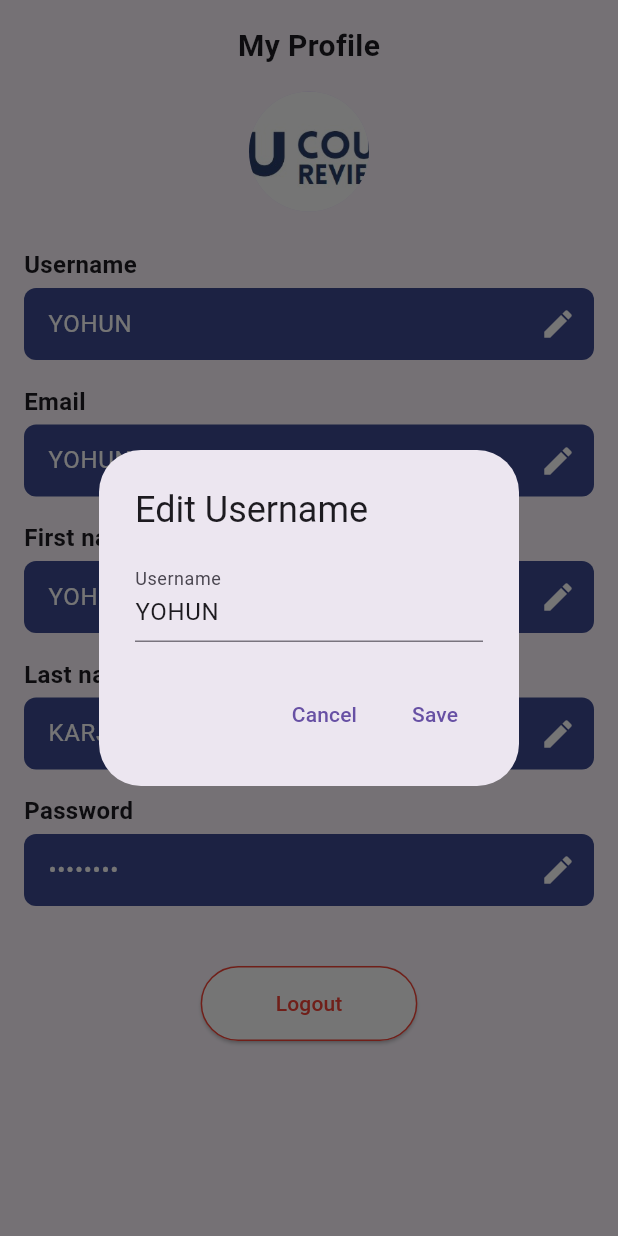
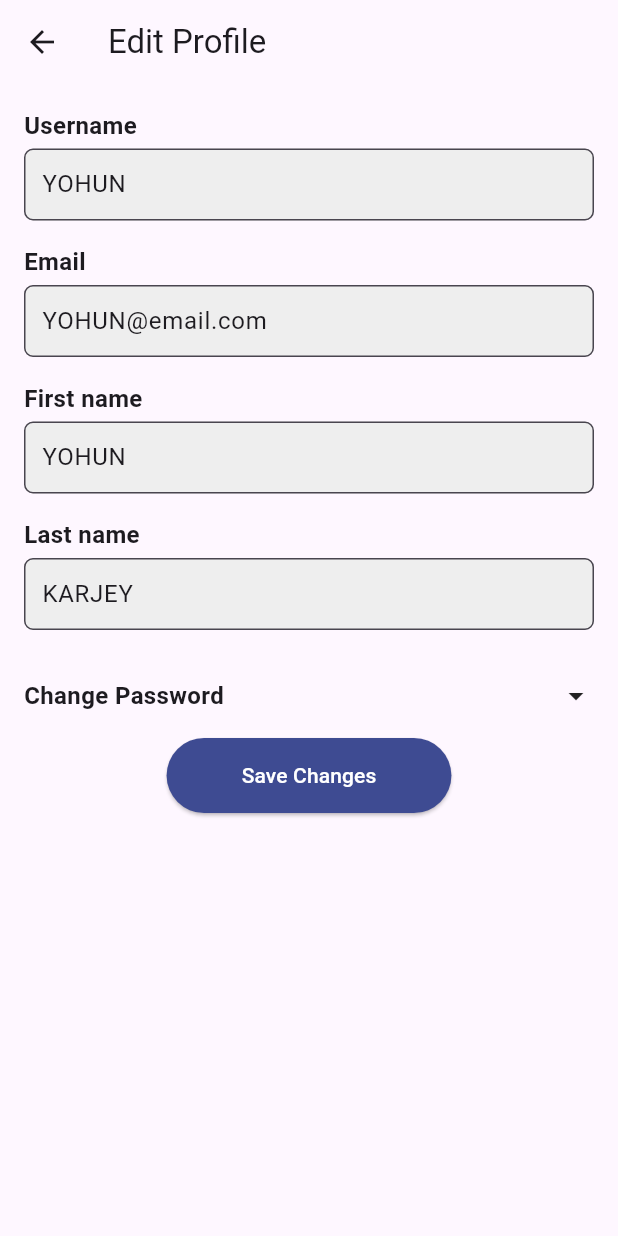
Before and after one commit to Muhammadyohan/Flutter-PSU-Course-Review, a Flutter app: the MyProfilePage screen opened directly, after a tap on the "edit" icon, on a phone screen of 412 x 824 dp. Run offline on Flutter 3.47's test engine with Material 3 defaults, Android fonts, the light colour scheme and no system bars; our stand-ins replace dio, equatable, shared_preferences, table_calendar; accounts and stored records are empty.

```diff
--- /dev/null
+++ b/lib/pages/edit_page_profile.dart
@@ -0,0 +1,66 @@
+import 'package:flutter/material.dart';
+import 'package:flutter_psu_course_review/widgets/profile_page_widget/personal_info_form.dart';
+import 'package:flutter_psu_course_review/widgets/profile_page_widget/password_change_form.dart';
+
+class EditProfilePage extends StatelessWidget {
+  final TextEditingController usernameController;
+  final TextEditingController emailController;
+  final TextEditingController firstNameController;
+  final TextEditingController lastNameController;
+
+  const EditProfilePage({
+    Key? key,
+    required this.usernameController,
+    required this.emailController,
+    required this.firstNameController,
+    required this.lastNameController,
+  }) : super(key: key);
+
+  void _saveProfile(BuildContext context) {
+    Navigator.pop(context, {
+      'username': usernameController.text,
+      'email': emailController.text,
+      'firstName': firstNameController.text,
+      'lastName': lastNameController.text,
+    });
+  }
+
+  @override
+  Widget build(BuildContext context) {
+    return Scaffold(
+      appBar: AppBar(
+        title: const Text('Edit Profile'),
+      ),
+      body: SingleChildScrollView(
+        padding: const EdgeInsets.all(16.0),
+        child: Column(
+          crossAxisAlignment: CrossAxisAlignment.start,
+          children: [
+            PersonalInfoForm(
+              usernameController: usernameController,
+              emailController: emailController,
+              firstNameController: firstNameController,
+              lastNameController: lastNameController,
+            ),
+            const SizedBox(height: 16),
+            const PasswordChangeForm(),
+            const SizedBox(height: 16),
+            Center(
+              child: ElevatedButton(
+                onPressed: () => _saveProfile(context),
+                style: ElevatedButton.styleFrom(
+                  backgroundColor: const Color(0xFF3E4B92),
+                  padding: const EdgeInsets.symmetric(horizontal: 50, vertical: 15),
+                ),
+                child: const Text(
+                  'Save Changes',
+                  style: TextStyle(color: Colors.white),
+                ),
+              ),
+            ),
+          ],
+        ),
+      ),
+    );
+  }
+}
--- a/lib/pages/my_profile_page.dart
+++ b/lib/pages/my_profile_page.dart
@@ -1,96 +1,57 @@
 import 'package:flutter/material.dart';
-import 'package:flutter_psu_course_review/pages/pages.dart';
-import 'package:flutter_psu_course_review/widgets/show_dialog_profile.dart';
+import 'package:flutter_psu_course_review/pages/edit_page_profile.dart';
 import 'package:flutter_psu_course_review/widgets/logout_confirmation_dialog.dart';
-import 'package:flutter_psu_course_review/widgets/show_password_edit_dialog.dart';
 
-class MyProfilePage extends StatelessWidget {
+class MyProfilePage extends StatefulWidget {
   final TextEditingController _usernameController = TextEditingController(text: "YOHUN");
   final TextEditingController _emailController = TextEditingController(text: "YOHUN@email.com");
   final TextEditingController _firstNameController = TextEditingController(text: "YOHUN");
   final TextEditingController _lastNameController = TextEditingController(text: "KARJEY");
-  final TextEditingController _oldPasswordController = TextEditingController();
-  final TextEditingController _newPasswordController = TextEditingController();
-  final TextEditingController _confirmPasswordController = TextEditingController();
+
 
   MyProfilePage({super.key});
 
-  void _handleLogout(BuildContext context) {
-    showLogoutConfirmationDialog(
-      context,
-      () {
-        Navigator.pushReplacement(
-          context,
-          MaterialPageRoute(builder: (context) => const WelcomePage()),
-        );
-      },
-    );
+  @override
+  _MyProfilePageState createState() => _MyProfilePageState();
 }
 
-  Widget _buildEditableField(BuildContext context, String label, TextEditingController controller, {bool obscureText = false}) {
-    return Column(
-      crossAxisAlignment: CrossAxisAlignment.start,
-      children: [
-        Text(label, style: const TextStyle(fontSize: 16, fontWeight: FontWeight.bold)),
-        const SizedBox(height: 4),
-        Container(
-          decoration: BoxDecoration(
-            color: const Color(0xFF3E4B92),
-            borderRadius: BorderRadius.circular(8),
-          ),
-          child: Row(
-            children: [
-              Expanded(
-                child: Padding(
-                  padding: const EdgeInsets.symmetric(horizontal: 16),
-                  child: TextField(
-                    controller: controller,
-                    obscureText: obscureText,
-                    style: const TextStyle(color: Colors.white),
-                    decoration: const InputDecoration(
-                      border: InputBorder.none,
-                    ),
-                  ),
-                ),
-              ),
+class _MyProfilePageState extends State<MyProfilePage> with RouteAware {
+  @override
+  Widget build(BuildContext context) {
+    return Scaffold(
+      appBar: AppBar(
+        title: const Text('My Profile'),
+        automaticallyImplyLeading: false,
+        actions: [
           IconButton(
-                icon: const Icon(Icons.edit, color: Colors.white),
-                onPressed: () {
-                  if (label == 'Password') {
-                    showPasswordEditDialog(
+            icon: const Icon(Icons.edit),
+            onPressed: () async {
+              final result = await Navigator.push(
                 context,
-                      _oldPasswordController,
-                      _newPasswordController,
-                      _confirmPasswordController,
+                MaterialPageRoute(builder: (context) => EditProfilePage(
+                  usernameController: widget._usernameController,
+                  emailController: widget._emailController,
+                  firstNameController: widget._firstNameController,
+                  lastNameController: widget._lastNameController,
+                )),
               );
-                  } else {
-                    showProfileEditDialog(context, label, controller);
+              if (result != null) {
+                setState(() {
+                  widget._usernameController.text = result['username'];
+                  widget._emailController.text = result['email'];
+                  widget._firstNameController.text = result['firstName'];
+                  widget._lastNameController.text = result['lastName'];
+                });
               }
             },
           ),
         ],
       ),
-        ),
-        const SizedBox(height: 16),
-      ],
-    );
-  }
-
-  @override
-  Widget build(BuildContext context) {
-    return Scaffold(
       body: SingleChildScrollView(
         padding: const EdgeInsets.all(16.0),
         child: Column(
           crossAxisAlignment: CrossAxisAlignment.start,
           children: [
-            const Center(
-              child: Text(
-                'My Profile',
-                style: TextStyle(fontSize: 20, fontWeight: FontWeight.bold),
-              ),
-            ),
-            const SizedBox(height: 16),
             const Center(
               child: CircleAvatar(
                 radius: 40,
@@ -98,15 +59,16 @@ class MyProfilePage extends StatelessWidget {
               ),
             ),
             const SizedBox(height: 24),
-            _buildEditableField(context, 'Username', _usernameController),
-            _buildEditableField(context, 'Email', _emailController),
-            _buildEditableField(context, 'First name', _firstNameController),
-            _buildEditableField(context, 'Last name', _lastNameController),
-            _buildEditableField(context, 'Password', TextEditingController(text: "********"), obscureText: true),
+            _buildProfileInfo('Username', widget._usernameController.text),
+            _buildProfileInfo('Email', widget._emailController.text),
+            _buildProfileInfo('First name', widget._firstNameController.text),
+            _buildProfileInfo('Last name', widget._lastNameController.text),
             const SizedBox(height: 24),
             Center(
               child: ElevatedButton(
-                onPressed: () => _handleLogout(context),
+                onPressed: () => showLogoutConfirmationDialog(context, () {
+                  Navigator.pop(context);
+                }),
                 style: ElevatedButton.styleFrom(
                   backgroundColor: Colors.white,
                   foregroundColor: Colors.red,
@@ -121,4 +83,27 @@ class MyProfilePage extends StatelessWidget {
       ),
     );
   }
+
+  Widget _buildProfileInfo(String label, String value) {
+    return Column(
+      crossAxisAlignment: CrossAxisAlignment.start,
+      children: [
+        Text(label, style: const TextStyle(fontSize: 16, fontWeight: FontWeight.bold)),
+        const SizedBox(height: 4),
+        Container(
+          width: double.infinity,
+          padding: const EdgeInsets.symmetric(horizontal: 20, vertical: 16),
+          decoration: BoxDecoration(
+            color: const Color(0xFF3E4B92),
+            borderRadius: BorderRadius.circular(8),
+          ),
+          child: Text(
+            value,
+            style: const TextStyle(color: Colors.white),
+          ),
+        ),
+        const SizedBox(height: 16),
+      ],
+    );
   }
+}
--- /dev/null
+++ b/lib/widgets/profile_page_widget/password_change_form.dart
@@ -0,0 +1,78 @@
+import 'package:flutter/material.dart';
+
+class PasswordChangeForm extends StatefulWidget {
+  const PasswordChangeForm({Key? key}) : super(key: key);
+
+  @override
+  _PasswordChangeFormState createState() => _PasswordChangeFormState();
+}
+
+class _PasswordChangeFormState extends State<PasswordChangeForm> {
+  final TextEditingController _oldPasswordController = TextEditingController();
+  final TextEditingController _newPasswordController = TextEditingController();
+  final TextEditingController _confirmPasswordController = TextEditingController();
+
+  bool _isPasswordChangeVisible = false;
+
+  @override
+  Widget build(BuildContext context) {
+    return Column(
+      crossAxisAlignment: CrossAxisAlignment.start,
+      children: [
+        GestureDetector(
+          onTap: () {
+            setState(() {
+              _isPasswordChangeVisible = !_isPasswordChangeVisible;
+            });
+          },
+          child: Row(
+            mainAxisAlignment: MainAxisAlignment.spaceBetween,
+            children: [
+              const Text(
+                'Change Password',
+                style: TextStyle(fontSize: 16, fontWeight: FontWeight.bold),
+              ),
+              Icon(_isPasswordChangeVisible ? Icons.arrow_drop_up : Icons.arrow_drop_down),
+            ],
+          ),
+        ),
+        if (_isPasswordChangeVisible) _buildPasswordFields(),
+      ],
+    );
+  }
+
+  Widget _buildPasswordFields() {
+    return Column(
+      crossAxisAlignment: CrossAxisAlignment.start,
+      children: [
+        const SizedBox(height: 16),
+        _buildPasswordField('Old Password', _oldPasswordController),
+        _buildPasswordField('New Password', _newPasswordController),
+        _buildPasswordField('Confirm Password', _confirmPasswordController),
+      ],
+    );
+  }
+
+  Widget _buildPasswordField(String label, TextEditingController controller) {
+    return Column(
+      crossAxisAlignment: CrossAxisAlignment.start,
+      children: [
+        Text(label, style: const TextStyle(fontSize: 16, fontWeight: FontWeight.bold)),
+        const SizedBox(height: 4),
+        TextField(
+          controller: controller,
+          obscureText: true,
+          decoration: InputDecoration(
+            contentPadding: const EdgeInsets.symmetric(horizontal: 8, vertical: 4),
+            border: OutlineInputBorder(
+              borderRadius: BorderRadius.circular(6),
+            ),
+            filled: true,
+            fillColor: Colors.grey[200],
+          ),
+        ),
+        const SizedBox(height: 16),
+      ],
+    );
+  }
+}
--- /dev/null
+++ b/lib/widgets/profile_page_widget/personal_info_form.dart
@@ -0,0 +1,51 @@
+import 'package:flutter/material.dart';
+
+class PersonalInfoForm extends StatelessWidget {
+  final TextEditingController usernameController;
+  final TextEditingController emailController;
+  final TextEditingController firstNameController;
+  final TextEditingController lastNameController;
+
+  const PersonalInfoForm({
+    Key? key,
+    required this.usernameController,
+    required this.emailController,
+    required this.firstNameController,
+    required this.lastNameController,
+  }) : super(key: key);
+
+  @override
+  Widget build(BuildContext context) {
+    return Column(
+      crossAxisAlignment: CrossAxisAlignment.start,
+      children: [
+        _buildEditableField('Username', usernameController),
+        _buildEditableField('Email', emailController),
+        _buildEditableField('First name', firstNameController),
+        _buildEditableField('Last name', lastNameController),
+      ],
+    );
+  }
+
+  Widget _buildEditableField(String label, TextEditingController controller) {
+    return Column(
+      crossAxisAlignment: CrossAxisAlignment.start,
+      children: [
+        Text(label, style: const TextStyle(fontSize: 16, fontWeight: FontWeight.bold)),
+        const SizedBox(height: 4),
+        TextField(
+          controller: controller,
+          decoration: InputDecoration(
+            contentPadding: const EdgeInsets.symmetric(horizontal: 8, vertical: 4),
+            border: OutlineInputBorder(
+              borderRadius: BorderRadius.circular(6),
+            ),
+            filled: true,
+            fillColor: Colors.grey[200],
+          ),
+        ),
+        const SizedBox(height: 16),
+      ],
+    );
+  }
+}
--- a/lib/widgets/show_dialog_profile.dart
+++ /dev/null
@@ -1,30 +0,0 @@
-import 'package:flutter/material.dart';
-
-void showProfileEditDialog(BuildContext context, String label, TextEditingController controller) {
-  showDialog(
-    context: context,
-    builder: (BuildContext context) {
-      return AlertDialog(
-        title: Text('Edit $label'),
-        content: TextField(
-          controller: controller,
-          decoration: InputDecoration(labelText: label),
-        ),
-        actions: <Widget>[
-          TextButton(
-            child: const Text('Cancel'),
-            onPressed: () {
-              Navigator.of(context).pop();
-            },
-          ),
-          TextButton(
-            child: const Text('Save'),
-            onPressed: () {
-              Navigator.of(context).pop();
-            },
-          ),
-        ],
-      );
-    },
-  );
-}
--- a/lib/widgets/widgets.dart
+++ b/lib/widgets/widgets.dart
@@ -2,4 +2,3 @@ export './custom_text_field.dart';
 export "./my_post_delete_button.dart";
 export "./my_post_edit_button.dart";
 export "./navbar.dart";
-export "./profile_edit_button.dart";
```
Also changed, not shown: lib/widgets/show_password_edit_dialog.dart (deleted, +0 -101 lines), lib/widgets/profile_edit_button.dart (deleted), pubspec.lock. Lines whose indentation alone changed are shown as unchanged.
